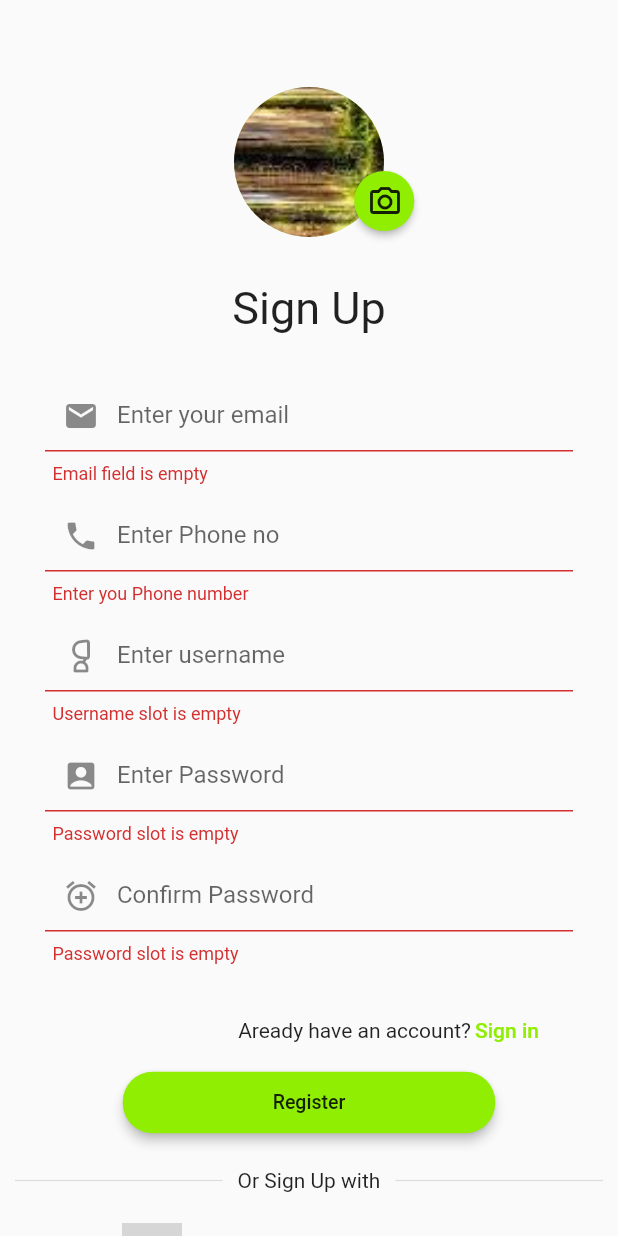
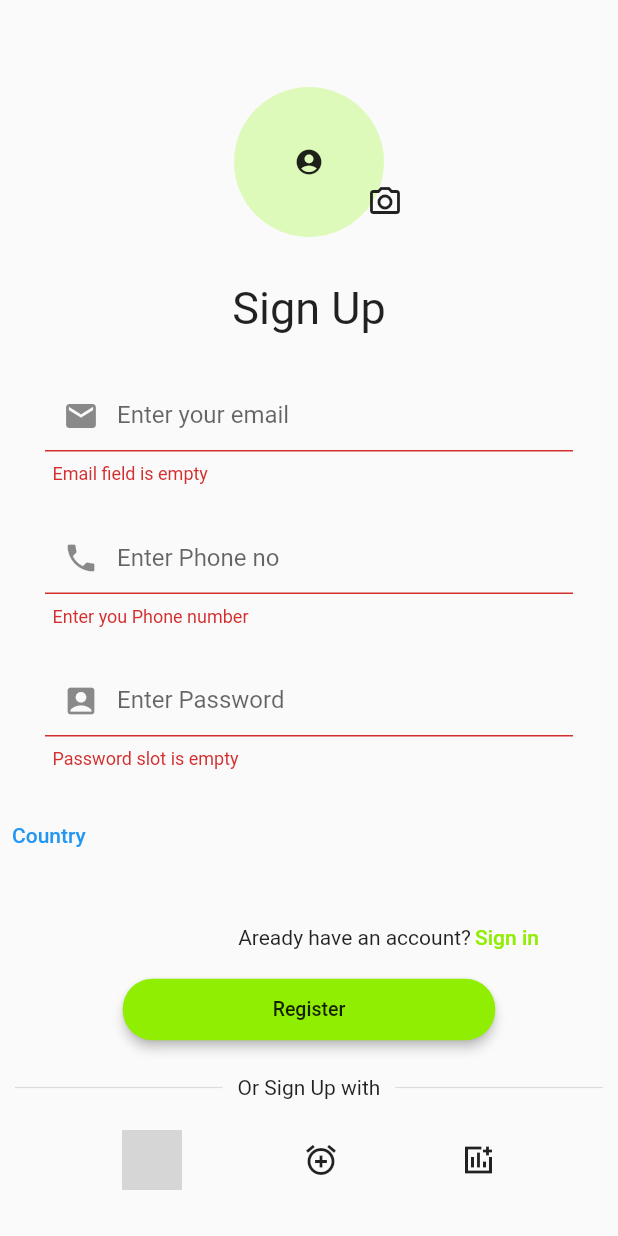
Before and after one commit to njoroge-kelvin/List-UI-App, a Flutter app: the screen it shows after launch, after a tap on "Register", on a phone screen of 412 x 824 dp. Run offline on Flutter 3.47's test engine with Material 2 defaults, Android fonts, the phone set to English and light mode, and no system bars; drawn by our look-alikes of modal_progress_hud_nsn; our stand-ins replace country_picker, firebase_auth, firebase_core, image_picker; accounts and stored records are empty; network calls fail; grey boxes are pictures that could not be loaded.

Commit message:
Added country code for phone number authentication

```diff
--- a/lib/MainApp.dart
+++ b/lib/MainApp.dart
@@ -102,8 +102,24 @@ class _MainAppState extends State<MainApp> {
                   gridDelegate: SliverGridDelegateWithMaxCrossAxisExtent(
                     maxCrossAxisExtent: 300,
                   ))
+        ],
+      ),
 
-        ],
+      bottomNavigationBar: Container(
+        padding: EdgeInsets.all(10),
+        child: BottomNavigationBar(
+          items: const[
+            BottomNavigationBarItem(
+                label: 'Texas',
+                icon: Icon(Icons.add_a_photo_rounded,)),
+            BottomNavigationBarItem(
+                label: 'Dallas',
+                icon: Icon(Icons.add_a_photo_rounded,)),
+            BottomNavigationBarItem(
+                label: 'Mashinani',
+                icon: Icon(Icons.add_a_photo_rounded,)),
+          ],
+        ),
       ),
     );
   }
--- a/lib/Welcome_Screen.dart
+++ b/lib/Welcome_Screen.dart
@@ -1,9 +1,11 @@
 
 import 'dart:io';
+import 'package:country_picker/country_picker.dart';
 import 'package:firebase_auth/firebase_auth.dart';
 import 'package:flutter/material.dart';
 import 'package:image_picker/image_picker.dart';
 import 'package:modal_progress_hud_nsn/modal_progress_hud_nsn.dart';
+import 'package:country_picker/country_picker.dart';
 
 SnackBar _snackBar = SnackBar(
     elevation: 5.0,
@@ -38,12 +40,11 @@ class _Welcome_ScreenState extends State<Welcome_Screen> {
   late String password = '';
   final _formKey = GlobalKey<FormState>();
   final TextEditingController _pass = TextEditingController();
-  final TextEditingController _confirmPass = TextEditingController();
   final TextEditingController _phoneNumber = TextEditingController();
-  final TextEditingController _username = TextEditingController();
   File? image;
   final picker = ImagePicker();
   FocusNode focusNode = FocusNode();
+  var country = Text('Country');
 
   @override
   void initState(){
@@ -104,7 +105,7 @@ class _Welcome_ScreenState extends State<Welcome_Screen> {
                     children: [
                       CircleAvatar(
                         minRadius: 50,
-                        backgroundImage: AssetImage("assets/images/Image1.jpg"),
+                        child: Icon(Icons.account_circle_sharp, size: 20,),
                       ),
                       Positioned(
                         bottom: height * 0,
@@ -117,7 +118,6 @@ class _Welcome_ScreenState extends State<Welcome_Screen> {
                             borderRadius: BorderRadius.circular(50),
                             // side: BorderSide(color: Colors.white),
                           ),
-                          color: Theme.of(context).primaryColor,
                           onPressed: () {
                             // pickImage();
                           },
@@ -150,7 +150,7 @@ class _Welcome_ScreenState extends State<Welcome_Screen> {
                           labelText: 'Enter your email',
                           prefixIcon: Icon(Icons.email) ),
                     ),
-                  SizedBox(height: 10,),
+                  SizedBox(height: 25,),
                   TextFormField(
                         textAlignVertical: TextAlignVertical.center,
                         obscureText: false,
@@ -163,20 +163,7 @@ class _Welcome_ScreenState extends State<Welcome_Screen> {
                         decoration: kTextFieldDecoration.copyWith(
                             prefixIcon: Icon(Icons.phone),
                         labelText: 'Enter Phone no')),
-                  SizedBox(height: 10,),
-                  TextFormField(
-                        textAlignVertical: TextAlignVertical.center,
-                        obscureText: false,
-                        controller: _username,
-                        validator: (value) {
-                          if (value!.isEmpty) {
-                            return 'Username slot is empty';
-                          }
-                        },
-                        decoration: kTextFieldDecoration.copyWith(
-                            prefixIcon: Icon(Icons.nest_cam_wired_stand_outlined),
-                        labelText: 'Enter username')),
-                  SizedBox(height: 10,),
+                  SizedBox(height: 25,),
                   TextFormField(
                     // cursorColor: Colors.lightBlueAccent,
                         textAlignVertical: TextAlignVertical.center,
@@ -196,25 +183,17 @@ class _Welcome_ScreenState extends State<Welcome_Screen> {
                         decoration: kTextFieldDecoration.copyWith(
                             labelText: 'Enter Password',
                             prefixIcon: Icon(Icons.account_box_rounded,),)),
-                  SizedBox(height: 10,),
-                  TextFormField(
-                        textAlignVertical: TextAlignVertical.center,
-                        obscureText: true,
-                        controller: _confirmPass,
-                        validator: (value) {
-                          if (value!.isEmpty) {
-                            return 'Password slot is empty';
-                          }
-                          if (value != _pass.text) {
-                            return 'Password doesn\'t match';
-                          }
-                        },
-                        onChanged: (value) {
-                          password = value;
-                        },
-                        decoration: kTextFieldDecoration.copyWith(
-                            labelText: 'Confirm Password',
-                            prefixIcon: Icon(Icons.add_alarm_outlined),)),]),
+                  ]),
+                ),
+                SizedBox(
+                  height: 20,
+                ),
+                Row(
+                  children: [
+                    TextButton(onPressed: (){
+                      showCountryPicker(context: context, onSelect: (Country county){});
+                    }, child: country,)
+                  ],
                 ),
                 SizedBox(
                   height: 20.0,
--- a/pubspec.yaml
+++ b/pubspec.yaml
@@ -48,6 +48,7 @@ dependencies:
   modal_progress_hud_nsn: ^0.3.0
   image_picker: ^0.8.6
   floating_navbar: ^2.0.2
+  country_picker: ^2.0.18
 
 dev_dependencies:
   flutter_test:
```
Also changed, not shown: pubspec.lock.
